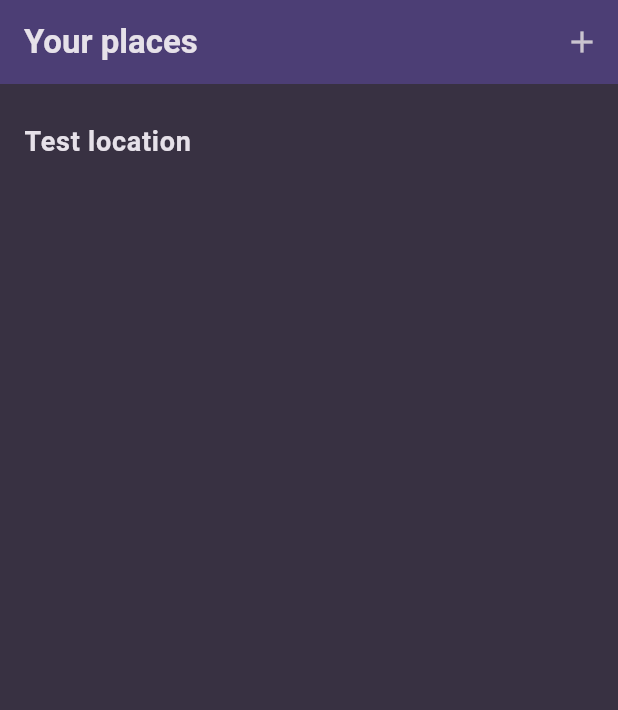
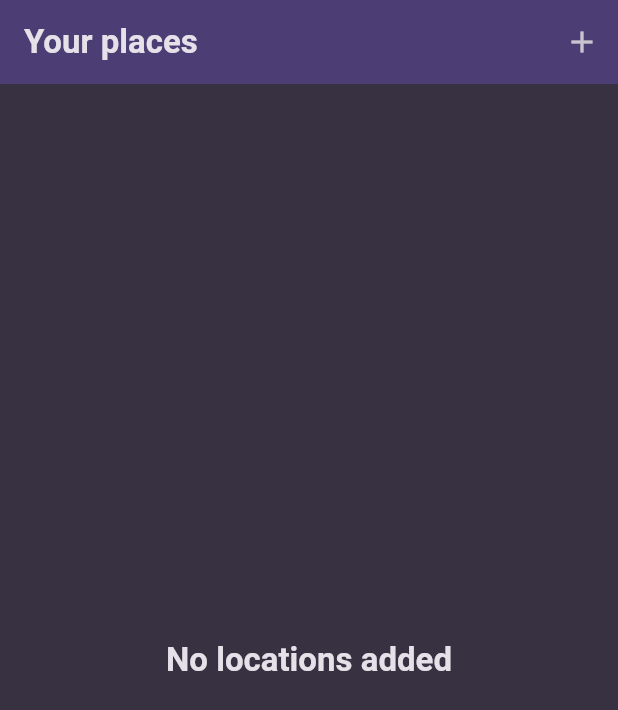
Before and after one commit to Leningram/favourite_places, a Flutter app: the screen it shows after launch, on a phone screen of 412 x 824 dp. Shown: the top 710 px of the screen. Run offline on Flutter 3.47's test engine with Material 3 defaults, Android fonts, the phone set to English and light mode, and no system bars; our stand-ins replace flutter_riverpod, google_fonts, riverpod.

Commit message:
styles and empty title check

```diff
--- a/lib/presentation/screens/location_details.dart
+++ b/lib/presentation/screens/location_details.dart
@@ -12,7 +12,10 @@ class LocationDetails extends StatelessWidget {
       body: Center(
         child: Text(
           location.title,
-          style: TextStyle(color: Theme.of(context).colorScheme.onSurface),
+          style: Theme.of(context)
+              .textTheme
+              .titleLarge!
+              .copyWith(color: Theme.of(context).colorScheme.onSurface),
         ),
       ),
     );
--- a/lib/presentation/widgets/locations_list.dart
+++ b/lib/presentation/widgets/locations_list.dart
@@ -1,26 +1,30 @@
 import 'package:favourite_places/models/location.dart';
-import 'package:favourite_places/providers/locations_provider.dart';
 import 'package:flutter/material.dart';
-import 'package:flutter_riverpod/flutter_riverpod.dart';
 
 class LocationsList extends StatelessWidget {
-  const LocationsList({
-    super.key,
+  const LocationsList(
+      {super.key,
       required this.selectLocation,
       required this.locations,
-    required this.removeLocation
-  });
+      required this.removeLocation});
 
   final List<Location> locations;
   final Function(Location location) selectLocation;
   final Function(Location location) removeLocation;
 
-  void _removeLocation(WidgetRef ref, Location location) {
-    ref.read(locationsProvider.notifier).removeLocation(location.id);
-  }
-
   @override
   Widget build(BuildContext context) {
+    if (locations.isEmpty) {
+      return Center(
+        child: Text(
+          'No locations added',
+          style: Theme.of(context)
+              .textTheme
+              .titleLarge!
+              .copyWith(color: Theme.of(context).colorScheme.onSurface),
+        ),
+      );
+    }
     return Padding(
       padding: const EdgeInsets.symmetric(vertical: 10.0),
       child: ListView.builder(
@@ -34,12 +38,12 @@ class LocationsList extends StatelessWidget {
                 onTap: () => selectLocation(locations[index]),
                 title: Text(
                   locations[index].title,
-                      style: TextStyle(
-                          color: Theme.of(context).colorScheme.onSurface,
-                          fontSize: 18,
-                          fontWeight: FontWeight.bold),
-                    )),
-              )),
+                  style: Theme.of(context)
+                      .textTheme
+                      .titleMedium!
+                      .copyWith(color: Theme.of(context).colorScheme.onSurface),
+                ),
+              ))),
     );
   }
 }
--- a/lib/providers/locations_provider.dart
+++ b/lib/providers/locations_provider.dart
@@ -2,9 +2,7 @@ import 'package:favourite_places/models/location.dart';
 import 'package:riverpod/riverpod.dart';
 
 class LocationsNotifier extends StateNotifier<List<Location>> {
-  LocationsNotifier() : super([
-    Location(title: 'Test location')
-  ]);
+  LocationsNotifier() : super(const []);
 
   void addLocation(String title) {
     state = [...state, Location(title: title)];
```
Also changed, not shown: lib/presentation/screens/new_location.dart (+17 -17 lines). Lines whose indentation alone changed are shown as unchanged.
